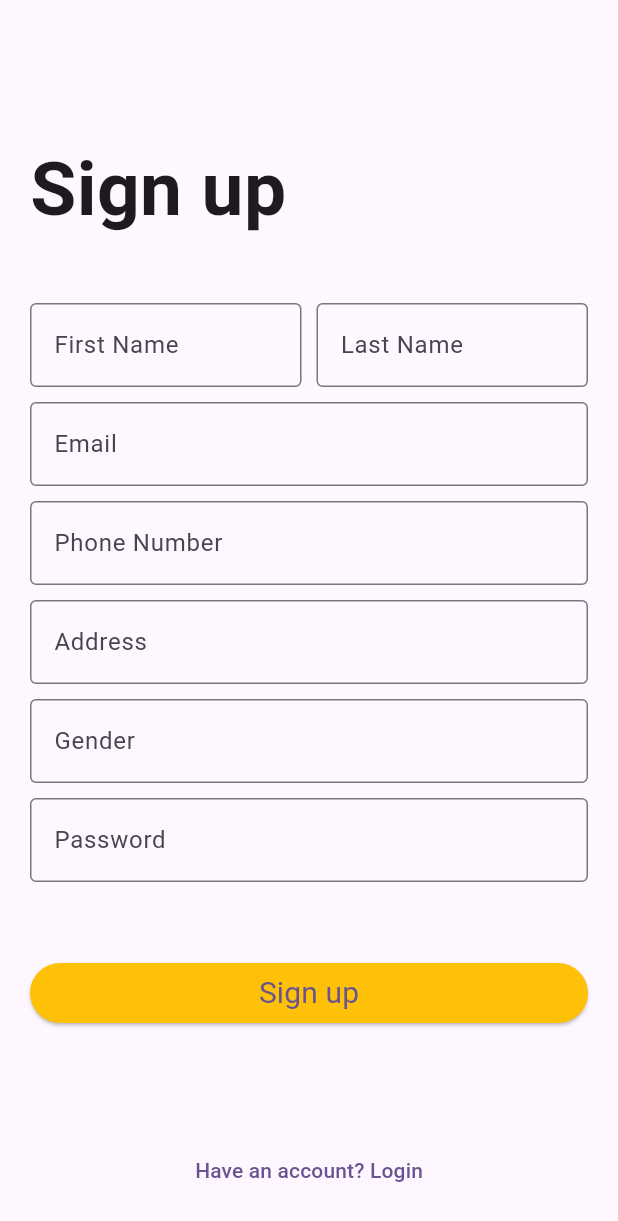
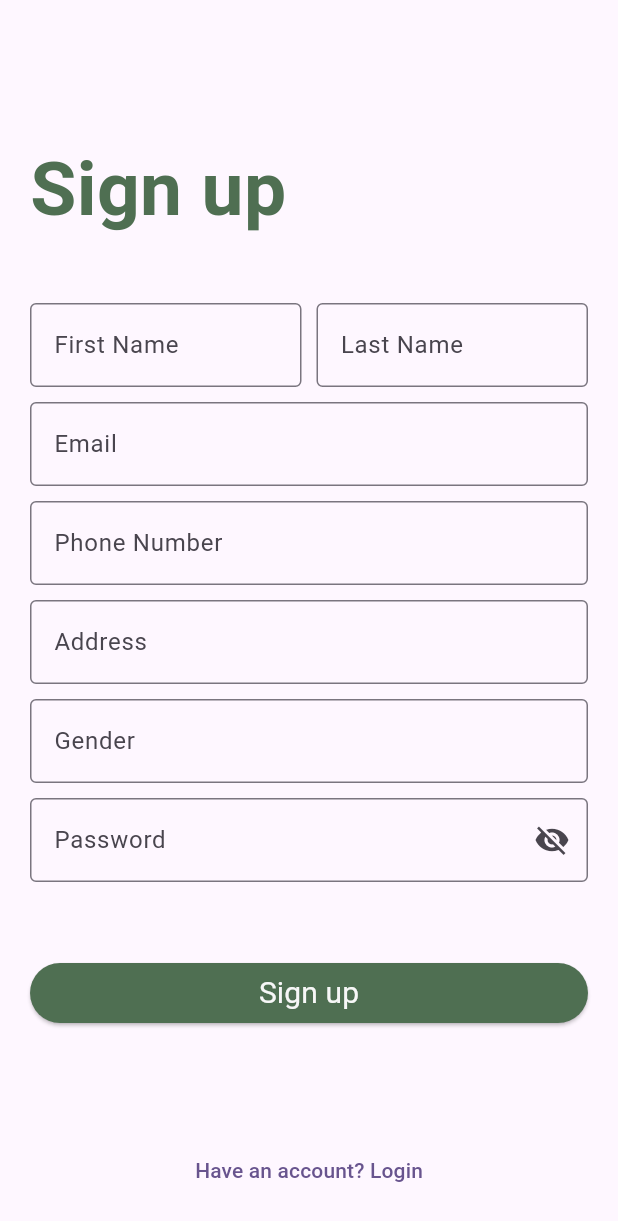
Before and after one commit to exxsid/TerraTreats, a Flutter app: the screen it shows after launch, after a tap on "Don't have an accout? Sign up", on a phone screen of 412 x 824 dp. Shown: the top 1221 px of the screen. Run offline on Flutter 3.47's test engine with Material 3 defaults, Android fonts, the phone set to English and light mode, and no system bars; Roboto replaces fonts that are missing (Montserrat).

Commit message:
apply theme to log in and sign up screen

```diff
--- a/lib/screens/login.dart
+++ b/lib/screens/login.dart
@@ -2,7 +2,9 @@
 
 import 'package:flutter/material.dart';
 import 'package:flutter/widgets.dart';
+
 import 'package:terratreats/screens/signup.dart';
+import 'package:terratreats/utils/app_theme.dart';
 
 class Login extends StatefulWidget {
   const Login({super.key});
@@ -35,6 +37,7 @@ class _LoginState extends State<Login> {
                       style: TextStyle(
                         fontSize: 50,
                         fontWeight: FontWeight.bold,
+                        color: AppTheme.primary,
                       ),
                     ),
                     const SizedBox(
@@ -76,7 +79,8 @@ class _LoginState extends State<Login> {
                       child: ElevatedButton(
                         onPressed: () {},
                         style: ElevatedButton.styleFrom(
-                          backgroundColor: Colors.amber,
+                          backgroundColor: AppTheme.primary,
+                          foregroundColor: AppTheme.highlight,
                         ),
                         child: const Text(
                           "Login",
--- a/lib/screens/signup.dart
+++ b/lib/screens/signup.dart
@@ -1,5 +1,7 @@
 import 'package:flutter/material.dart';
 import 'package:flutter/widgets.dart';
+
+import 'package:terratreats/utils/app_theme.dart';
 
 class SignUp extends StatefulWidget {
   const SignUp({super.key});
@@ -9,10 +11,13 @@ class SignUp extends StatefulWidget {
 }
 
 class _SignUpState extends State<SignUp> {
+  bool _passwordVisible = true;
+
   @override
   Widget build(BuildContext context) {
     return SafeArea(
       child: Scaffold(
+        resizeToAvoidBottomInset: false,
         body: Container(
           width: double.infinity,
           padding: const EdgeInsets.all(20),
@@ -30,6 +35,7 @@ class _SignUpState extends State<SignUp> {
                       style: TextStyle(
                         fontSize: 50,
                         fontWeight: FontWeight.bold,
+                        color: AppTheme.primary,
                       ),
                     ),
                     const SizedBox(
@@ -103,7 +109,18 @@ class _SignUpState extends State<SignUp> {
                       decoration: InputDecoration(
                         border: OutlineInputBorder(),
                         labelText: "Password",
+                        suffixIcon: IconButton(
+                          icon: Icon(_passwordVisible
+                              ? Icons.visibility_off
+                              : Icons.visibility),
+                          onPressed: () {
+                            setState(() {
+                              _passwordVisible = !_passwordVisible;
+                            });
+                          },
+                        ),
                       ),
+                      obscureText: _passwordVisible,
                     ),
                     const SizedBox(
                       height: 10,
@@ -116,7 +133,8 @@ class _SignUpState extends State<SignUp> {
                       child: ElevatedButton(
                         onPressed: () {},
                         style: ElevatedButton.styleFrom(
-                          backgroundColor: Colors.amber,
+                          backgroundColor: AppTheme.primary,
+                          foregroundColor: AppTheme.highlight,
                         ),
                         child: const Text(
                           "Sign up",
--- a/lib/util/app_theme.dart
+++ /dev/null
@@ -1,7 +0,0 @@
-import 'package:flutter/material.dart';
-
-class AppTheme {
-  static const Color primary = Color(0x004f6f52);
-  static const Color highlight = Color(0x00f7f7f7);
-  static const Color secondary = Color(0x0086A789);
-}
--- /dev/null
+++ b/lib/utils/app_theme.dart
@@ -0,0 +1,7 @@
+import 'package:flutter/material.dart';
+
+class AppTheme {
+  static const Color primary = Color(0xFF4F6F52);
+  static const Color highlight = Color(0xFFF7F7F7);
+  static const Color secondary = Color(0xff86A789);
+}
```
